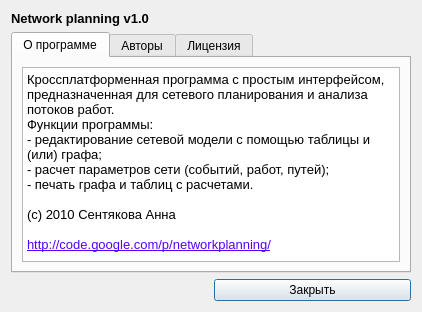
The window that aboutdialog.ui (Anna-Sent/networkplanning) describes before a commit, drawn with Qt 5.
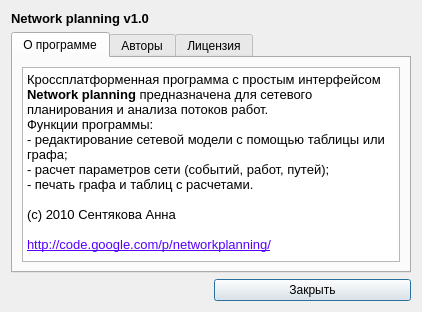
The same window after the commit.

The edit to the form file:
```diff
--- a/aboutdialog.ui
+++ b/aboutdialog.ui
@@ -52,9 +52,9 @@
 &lt;html&gt;&lt;head&gt;&lt;meta name=&quot;qrichtext&quot; content=&quot;1&quot; /&gt;&lt;style type=&quot;text/css&quot;&gt;
 p, li { white-space: pre-wrap; }
 &lt;/style&gt;&lt;/head&gt;&lt;body style=&quot; font-family:'DejaVu Sans'; font-size:9pt; font-weight:400; font-style:normal;&quot;&gt;
-&lt;p style=&quot; margin-top:0px; margin-bottom:0px; margin-left:0px; margin-right:0px; -qt-block-indent:0; text-indent:0px;&quot;&gt;&lt;span style=&quot; font-family:'Sans'; font-size:10pt;&quot;&gt;Кроссплатформенная программа с простым интерфейсом, предназначенная для сетевого планирования и анализа потоков работ.&lt;/span&gt;&lt;/p&gt;
+&lt;p style=&quot; margin-top:0px; margin-bottom:0px; margin-left:0px; margin-right:0px; -qt-block-indent:0; text-indent:0px;&quot;&gt;&lt;span style=&quot; font-family:'Sans'; font-size:10pt;&quot;&gt;Кроссплатформенная программа с простым интерфейсом &lt;/span&gt;&lt;span style=&quot; font-family:'Sans'; font-size:10pt; font-weight:600;&quot;&gt;Network planning&lt;/span&gt;&lt;span style=&quot; font-family:'Sans'; font-size:10pt;&quot;&gt; предназначена для сетевого планирования и анализа потоков работ.&lt;/span&gt;&lt;/p&gt;
 &lt;p style=&quot; margin-top:0px; margin-bottom:0px; margin-left:0px; margin-right:0px; -qt-block-indent:0; text-indent:0px;&quot;&gt;&lt;span style=&quot; font-family:'Sans'; font-size:10pt;&quot;&gt;Функции программы:&lt;/span&gt;&lt;/p&gt;
-&lt;p style=&quot; margin-top:0px; margin-bottom:0px; margin-left:0px; margin-right:0px; -qt-block-indent:0; text-indent:0px;&quot;&gt;&lt;span style=&quot; font-family:'Sans'; font-size:10pt;&quot;&gt;- редактирование сетевой модели с помощью таблицы и (или) графа;&lt;/span&gt;&lt;/p&gt;
+&lt;p style=&quot; margin-top:0px; margin-bottom:0px; margin-left:0px; margin-right:0px; -qt-block-indent:0; text-indent:0px;&quot;&gt;&lt;span style=&quot; font-family:'Sans'; font-size:10pt;&quot;&gt;- редактирование сетевой модели с помощью таблицы или графа;&lt;/span&gt;&lt;/p&gt;
 &lt;p style=&quot; margin-top:0px; margin-bottom:0px; margin-left:0px; margin-right:0px; -qt-block-indent:0; text-indent:0px;&quot;&gt;&lt;span style=&quot; font-family:'Sans'; font-size:10pt;&quot;&gt;- расчет параметров сети (событий, работ, путей);&lt;/span&gt;&lt;/p&gt;
 &lt;p style=&quot; margin-top:0px; margin-bottom:0px; margin-left:0px; margin-right:0px; -qt-block-indent:0; text-indent:0px;&quot;&gt;&lt;span style=&quot; font-family:'Sans'; font-size:10pt;&quot;&gt;- печать графа и таблиц с расчетами.&lt;/span&gt;&lt;/p&gt;
 &lt;p style=&quot;-qt-paragraph-type:empty; margin-top:0px; margin-bottom:0px; margin-left:0px; margin-right:0px; -qt-block-indent:0; text-indent:0px; font-family:'Sans'; font-size:10pt;&quot;&gt;&lt;/p&gt;
```
Left out of the diff: 4 changed lines with no effect on the pictures.
